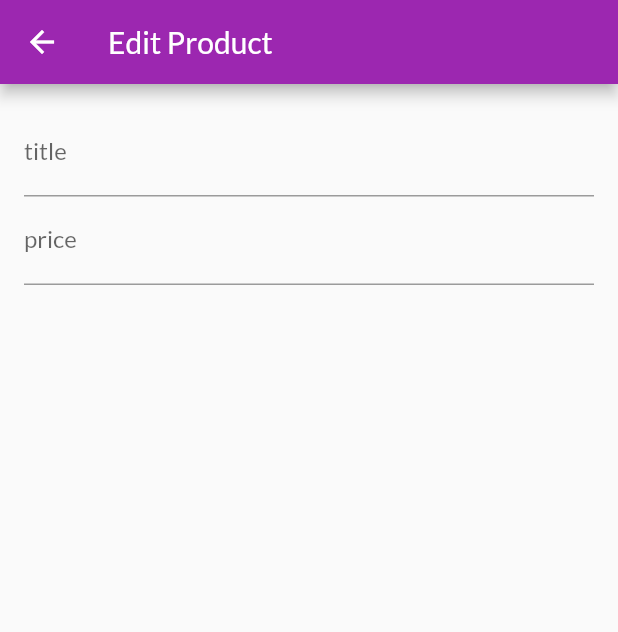
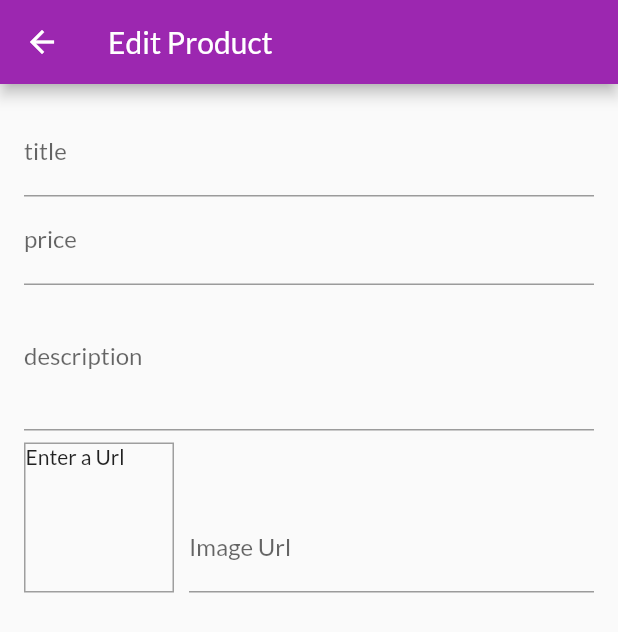
Before and after one commit to nischalshk/simple-shop, a Flutter app: the EditProductScreen screen opened by its route, on a phone screen of 412 x 824 dp. Shown: the top 632 px of the screen. Run offline on Flutter 3.47's test engine with Material 2 defaults, Android fonts, the phone set to English and light mode, and no system bars; network calls fail.

Commit message:
image loaded in form from URL

```diff
--- a/lib/screens/edit_product_screen.dart
+++ b/lib/screens/edit_product_screen.dart
@@ -8,6 +8,35 @@
 
 class _EditProductScreenState extends State<EditProductScreen> {
   final _priceFocusNode = FocusNode();
+  final _descriptionFocusNode = FocusNode();
+  final _imageUrlController = TextEditingController();
+  final _imageUrlFocusNode = FocusNode();
+
+  @override
+  void initState() {
+    // TODO: implement initState
+    _imageUrlFocusNode.addListener(_updateImageUrl);
+    super.initState();
+  }
+
+  @override
+  void dispose() {
+    // TODO: implement dispose
+    //
+    _imageUrlFocusNode.removeListener(_updateImageUrl);
+    _priceFocusNode.dispose();
+    _descriptionFocusNode.dispose();
+    _imageUrlController.dispose();
+    _imageUrlFocusNode.dispose();
+    super.dispose();
+  }
+
+  void _updateImageUrl() {
+    if (!_imageUrlFocusNode.hasFocus) {
+      setState(() {});
+    }
+  }
+
   @override
   Widget build(BuildContext context) {
     return Scaffold(
@@ -31,7 +60,50 @@
                 textInputAction: TextInputAction.next,
                 keyboardType: TextInputType.number,
                 focusNode: _priceFocusNode,
+                onFieldSubmitted: (_) {
+                  FocusScope.of(context).requestFocus(_descriptionFocusNode);
+                },
               ),
+              TextFormField(
+                decoration: InputDecoration(labelText: 'description'),
+                maxLines: 3,
+                keyboardType: TextInputType.multiline,
+              ),
+              Row(
+                crossAxisAlignment: CrossAxisAlignment.end,
+                children: <Widget>[
+                  Container(
+                    width: 100,
+                    height: 100,
+                    margin: EdgeInsets.only(top: 8, right: 10),
+                    decoration: BoxDecoration(
+                      border: Border.all(
+                        width: 1,
+                        color: Colors.grey,
+                      ),
+                    ),
+                    child: Container(
+                      child: _imageUrlController.text.isEmpty
+                          ? Text('Enter a Url')
+                          : FittedBox(
+                              child: Image.network(
+                                _imageUrlController.text,
+                                fit: BoxFit.cover,
+                              ),
+                            ),
+                    ),
+                  ),
+                  Expanded(
+                    child: TextFormField(
+                      decoration: InputDecoration(labelText: 'Image Url'),
+                      keyboardType: TextInputType.url,
+                      textInputAction: TextInputAction.done,
+                      controller: _imageUrlController,
+                      focusNode: _imageUrlFocusNode,
+                    ),
+                  ),
+                ],
+              )
             ],
           ),
         ),
```
